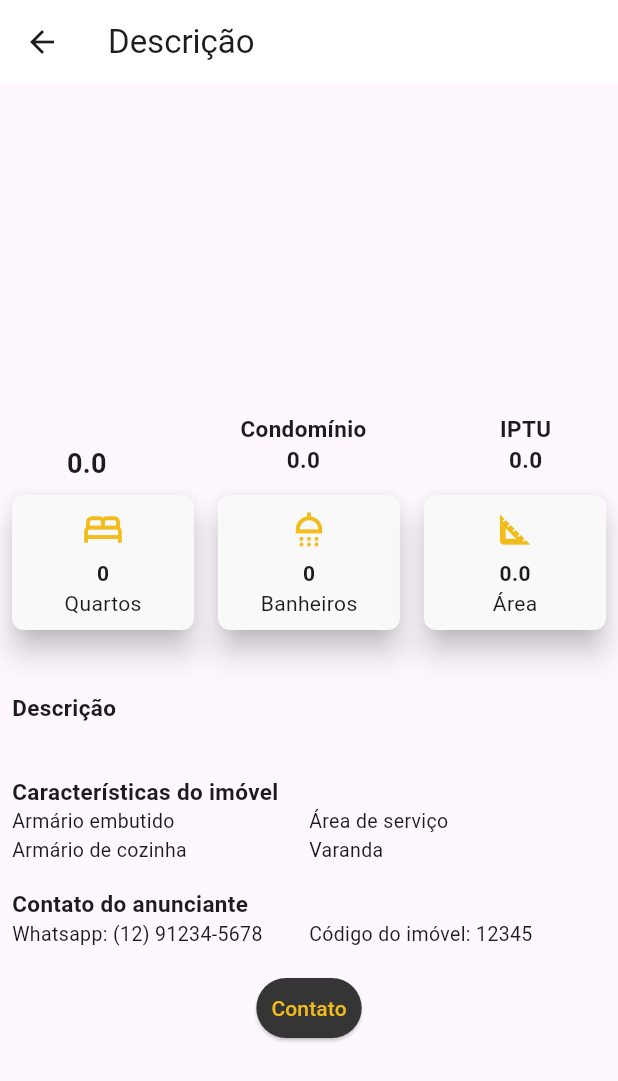
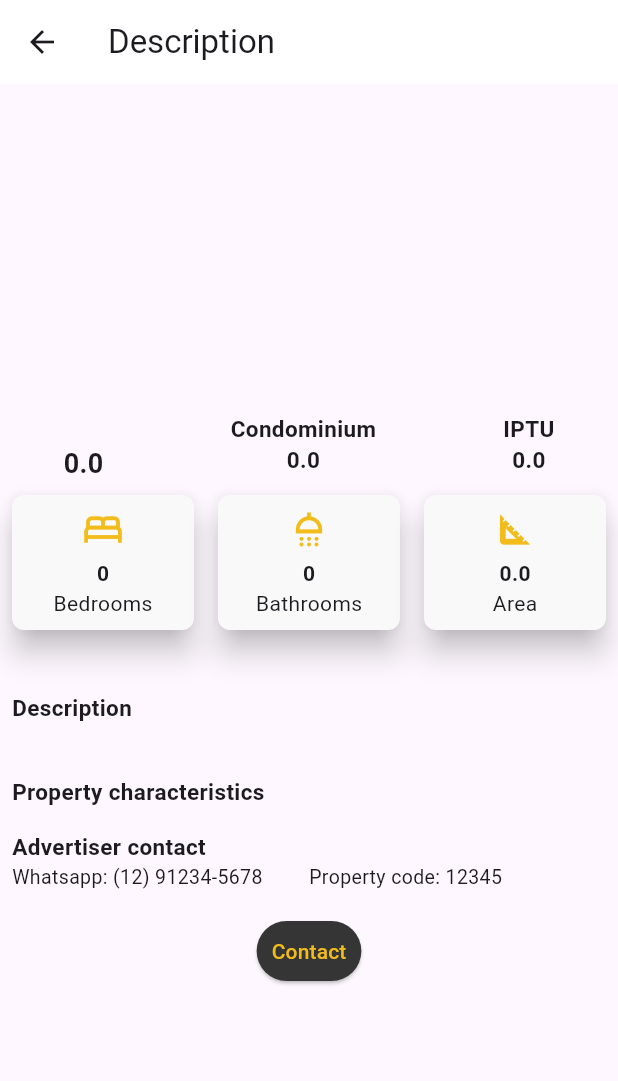
Before and after one commit to Vitorrecoaro/DevMovel-MeAjudaApe-Flutter, a Flutter app: the DescricaoScreen screen opened directly with empty values, on a phone screen of 412 x 824 dp. Shown: the top 1081 px of the screen. Run offline on Flutter 3.47's test engine with Material 2 defaults, Android fonts, the phone set to English and light mode, and no system bars; drawn by our look-alikes of carousel_slider; our stand-ins replace shared_preferences; accounts and stored records are empty; generated files the repository leaves out were written again; network calls fail.

```diff
--- a/lib/l10n/app_en.arb
+++ b/lib/l10n/app_en.arb
@@ -3,5 +3,23 @@
     "newAnnounce": "New Announce",
     "messages": "Messages",
     "profile": "Profile",
-    "owner": "Owner"
+    "owner": "Owner",
+    "description": "Description",
+    "condominium": "Condominium",
+    "iptu": "IPTU",
+    "bedrooms": "Bedrooms",
+    "bathrooms": "Bathrooms",
+    "area": "Area",
+    "caracteristics": "Caracteristics",
+    "property_characteristics": "Property characteristics",
+    "advertiser_contact": "Advertiser contact",
+    "property_code": "Property code",
+    "contact": "Contact",
+    "furnished": "Furnished",
+    "garden": "Garden",
+    "balcony": "Balcony",
+    "serviceArea": "ServiceArea",
+    "recreationArea": "RecreationArea",
+    "gym": "Gym",
+    "parking": "Parking"
 }
--- a/lib/l10n/app_pt.arb
+++ b/lib/l10n/app_pt.arb
@@ -3,5 +3,23 @@
     "newAnnounce": "Novo anúncio",
     "messages": "Mensagens",
     "profile": "Perfil",
-    "owner": "Proprietário"
+    "owner": "Proprietário",
+    "description": "Descrição",
+    "condominium": "Condomínio",
+    "iptu": "IPTU",
+    "bedrooms": "Quartos",
+    "bathrooms": "Banheiros",
+    "area": "Área",
+    "caracteristics": "Características",
+    "property_characteristics": "Características do imóvel",
+    "advertiser_contact": "Contato do anunciante",
+    "property_code": "Código do imóvel",
+    "contact": "Contato",
+    "furnished": "Armário embutido",
+    "garden": "Jardim",
+    "balcony": "Varanda",
+    "serviceArea": "Área de serviço",
+    "recreationArea": "Área de lazer",
+    "gym": "Academia",
+    "parking": "Parque"
 }
--- a/lib/pages/descricao.page.dart
+++ b/lib/pages/descricao.page.dart
@@ -1,6 +1,7 @@
 import 'package:flutter/material.dart';
 import 'package:carousel_slider/carousel_slider.dart';
 import 'package:dev_movel_me_ajuda_ape/classes/imovel.dart';
+import 'package:flutter_gen/gen_l10n/app_localizations.dart';
 
 // ignore: must_be_immutable
 class DescricaoScreen extends StatelessWidget {
@@ -10,9 +11,10 @@ class DescricaoScreen extends StatelessWidget {
   @override
   Widget build(BuildContext context) {
     imovel = ModalRoute.of(context)?.settings.arguments as Imovel;
+    AppLocalizations localization = AppLocalizations.of(context)!;
     return Scaffold(
       appBar: AppBar(
-        title: const Text('Descrição'),
+        title: Text(localization.description),
       ),
       body: SingleChildScrollView(
         child: Column(
@@ -44,8 +46,8 @@ class DescricaoScreen extends StatelessWidget {
                   ),
                   Column(
                     children: [
-                      const Text(
-                        'Condomínio',
+                      Text(
+                        localization.condominium,
                         style: TextStyle(
                           fontSize: 15,
                           fontWeight: FontWeight.bold,
@@ -62,8 +64,8 @@ class DescricaoScreen extends StatelessWidget {
                   ),
                   Column(
                     children: [
-                      const Text(
-                        'IPTU',
+                      Text(
+                        localization.iptu,
                         style: TextStyle(
                           fontSize: 15,
                           fontWeight: FontWeight.bold,
@@ -88,21 +90,21 @@ class DescricaoScreen extends StatelessWidget {
                   child: _buildColumnCard(
                     icon: Icons.bed_outlined,
                     title: '${imovel.bedrooms}',
-                    subtitle: 'Quartos',
+                    subtitle: localization.bedrooms,
                   ),
                 ),
                 Expanded(
                   child: _buildColumnCard(
                     icon: Icons.shower_outlined,
                     title: '${imovel.bathrooms}',
-                    subtitle: 'Banheiros',
+                    subtitle: localization.bathrooms,
                   ),
                 ),
                 Expanded(
                   child: _buildColumnCard(
                     icon: Icons.square_foot_outlined,
                     title: '${imovel.size}',
-                    subtitle: 'Área',
+                    subtitle: localization.area,
                   ),
                 ),
               ],
@@ -124,8 +126,8 @@ class DescricaoScreen extends StatelessWidget {
               child: Column(
                 crossAxisAlignment: CrossAxisAlignment.start,
                 children: [
-                  const Text(
-                    'Descrição',
+                  Text(
+                    localization.description,
                     style: TextStyle(
                       fontSize: 15,
                       fontWeight: FontWeight.bold,
@@ -140,30 +142,41 @@ class DescricaoScreen extends StatelessWidget {
                 ],
               ),
             ),
-            const Padding(
+            Padding(
               padding: EdgeInsets.all(8),
               child: Column(
                 crossAxisAlignment: CrossAxisAlignment.start,
                 children: [
                   Text(
-                    'Características do imóvel',
+                    localization.property_characteristics,
                     style: TextStyle(
                       fontSize: 15,
                       fontWeight: FontWeight.bold,
                     ),
                   ),
-                  Row(
+                  Wrap(
+                    spacing: 70,
                     children: [
-                      FeatureText('Armário embutido'),
-                      FeatureText('Área de serviço'),
+                      if (imovel.characteristics.furnished ?? false)
+                        FeatureText(
+                          localization.furnished,
+                        ),
+                      if (imovel.characteristics.garden ?? false)
+                        FeatureText(
+                          localization.garden,
+                        ),
+                      if (imovel.characteristics.balcony ?? false)
+                        FeatureText(localization.balcony),
+                      if (imovel.characteristics.serviceArea ?? false)
+                        FeatureText(localization.serviceArea),
+                      if (imovel.characteristics.recreationArea ?? false)
+                        FeatureText(localization.recreationArea),
+                      if (imovel.characteristics.gym ?? false)
+                        FeatureText(localization.gym),
+                      if (imovel.characteristics.parking ?? false)
+                        FeatureText(localization.parking),
                     ],
-                  ),
-                  Row(
-                    children: [
-                      FeatureText('Armário de cozinha'),
-                      FeatureText('Varanda'),
-                    ],
-                  ),
+                  )
                 ],
               ),
             ),
@@ -172,17 +185,17 @@ class DescricaoScreen extends StatelessWidget {
               child: Column(
                 crossAxisAlignment: CrossAxisAlignment.start,
                 children: [
-                  const Text(
-                    'Contato do anunciante',
+                  Text(
+                    localization.advertiser_contact,
                     style: TextStyle(
                       fontSize: 15,
                       fontWeight: FontWeight.bold,
                     ),
                   ),
-                  const Row(
+                  Row(
                     children: [
                       FeatureText('Whatsapp: (12) 91234-5678'),
-                      FeatureText('Código do imóvel: 12345'),
+                      FeatureText(localization.property_code + ': 12345'),
                     ],
                   ),
                   Center(
@@ -194,8 +207,8 @@ class DescricaoScreen extends StatelessWidget {
                             padding: const EdgeInsets.all(10),
                           ),
                           onPressed: () {},
-                          child: const Text(
-                            'Contato',
+                          child: Text(
+                            localization.contact,
                             style: TextStyle(color: Color(0xFFF2BC1B)),
                           )),
                     ),
--- a/lib/pages/novo.imovel.form1.page.dart
+++ b/lib/pages/novo.imovel.form1.page.dart
@@ -84,11 +84,12 @@ class _NovoImovelFormsState extends State<NovoImovelForms> {
                 Navigator.pushNamed(context, '/forms2');
               },
               style: ElevatedButton.styleFrom(
+                  backgroundColor: const Color(0xFF353535),
                   padding:
                       const EdgeInsets.symmetric(vertical: 10, horizontal: 40)),
               child: const Text(
                 'CONTINUAR',
-                style: TextStyle(fontSize: 15),
+                style: TextStyle(fontSize: 15, color: Color(0xFFF2BC1B)),
               ),
             ),
           ]),
--- a/lib/pages/novo.imovel.form2.page.dart
+++ b/lib/pages/novo.imovel.form2.page.dart
@@ -169,11 +169,12 @@ class _NovoImovelForms2State extends State<NovoImovelForms2> {
                       Navigator.pushNamed(context, '/');
                     },
                     style: ElevatedButton.styleFrom(
+                        backgroundColor: const Color(0xFF353535),
                         padding: const EdgeInsets.symmetric(
                             vertical: 10, horizontal: 40)),
                     child: const Text(
                       'CONTINUAR',
-                      style: TextStyle(fontSize: 15),
+                      style: TextStyle(fontSize: 15, color: Color(0xFFF2BC1B)),
                     ),
                   ),
                 ],
```
